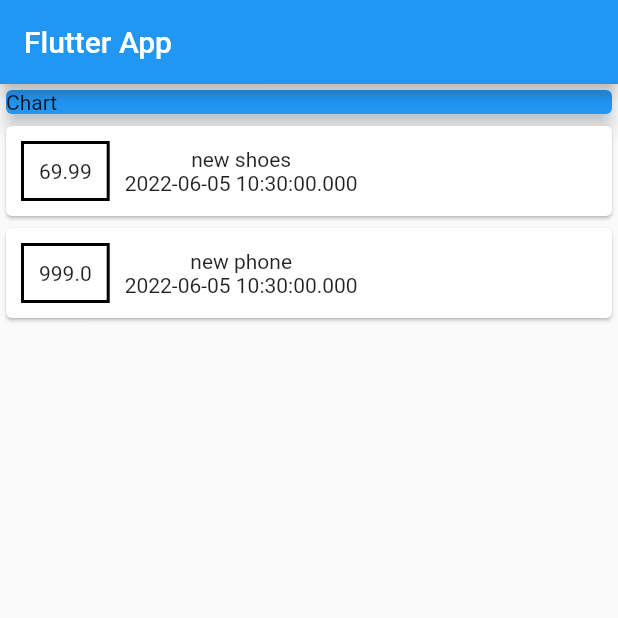
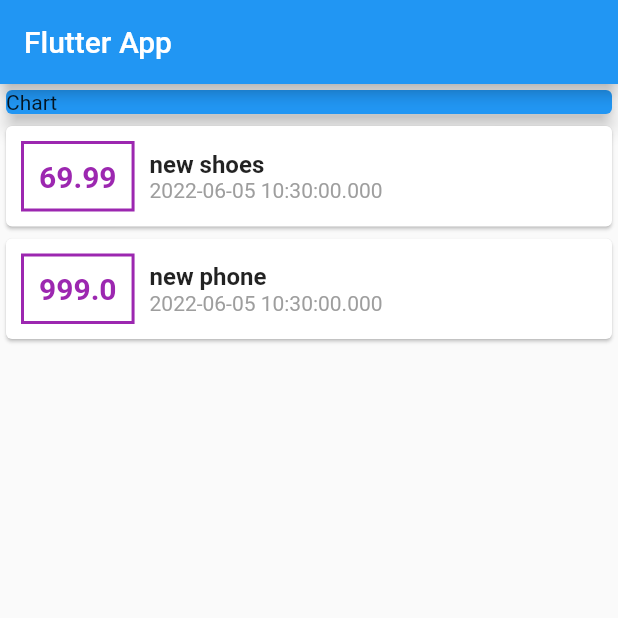
Before and after one commit to pamodaravihansa/Personal_Expenses_App, a Flutter app: the screen it shows after launch, on a phone screen of 412 x 824 dp, the top half of it. Run offline on Flutter 3.47's test engine with Material 2 defaults, Android fonts, the phone set to English and light mode, and no system bars.

Commit message:
style text

```diff
--- a/lib/main.dart
+++ b/lib/main.dart
@@ -60,19 +60,38 @@ class MyHomePage extends StatelessWidget {
                 children: [
                   Container(
                     margin: EdgeInsets.symmetric(vertical: 10, horizontal: 10),
-                    child: Text(tx.amount.toString()),
+                    child: Text(
+                      tx.amount.toString(),
+                      style: TextStyle(
+                        color: Colors.purple,
+                        fontWeight: FontWeight.bold,
+                        fontSize: 20,
+                      ),
+                    ),
                     decoration: BoxDecoration(
                       border: Border.all(
-                        color: Colors.black,
+                        color: Colors.purple,
                         width: 2,
                       ),
                     ),
                     padding: EdgeInsets.all(10),
                   ),
                   Column(
+                    crossAxisAlignment: CrossAxisAlignment.start,
                     children: [
-                      Text(tx.title),
-                      Text(tx.date.toString()),
+                      Text(
+                        tx.title,
+                        style: TextStyle(
+                          fontWeight: FontWeight.bold,
+                          fontSize: 16,
+                        ),
+                      ),
+                      Text(
+                        tx.date.toString(),
+                        style: TextStyle(
+                          color: Colors.grey,
+                        ),
+                      ),
                     ],
                   ),
                 ],
```
